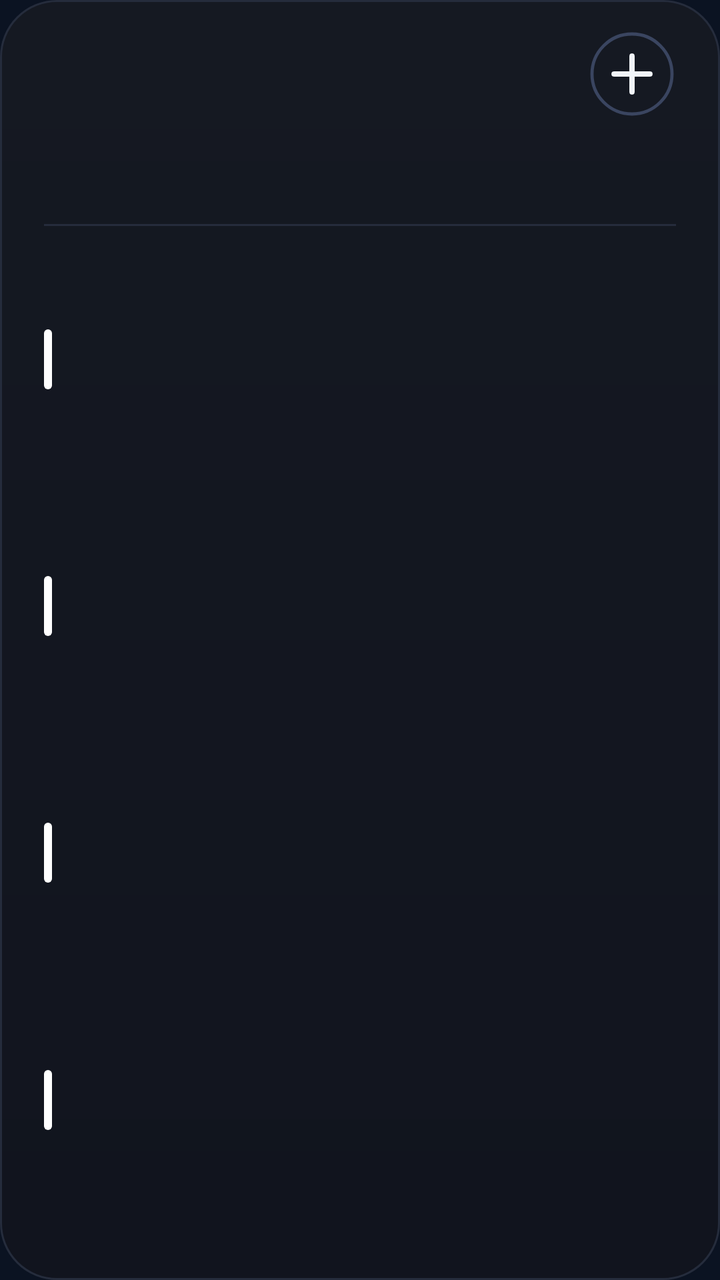
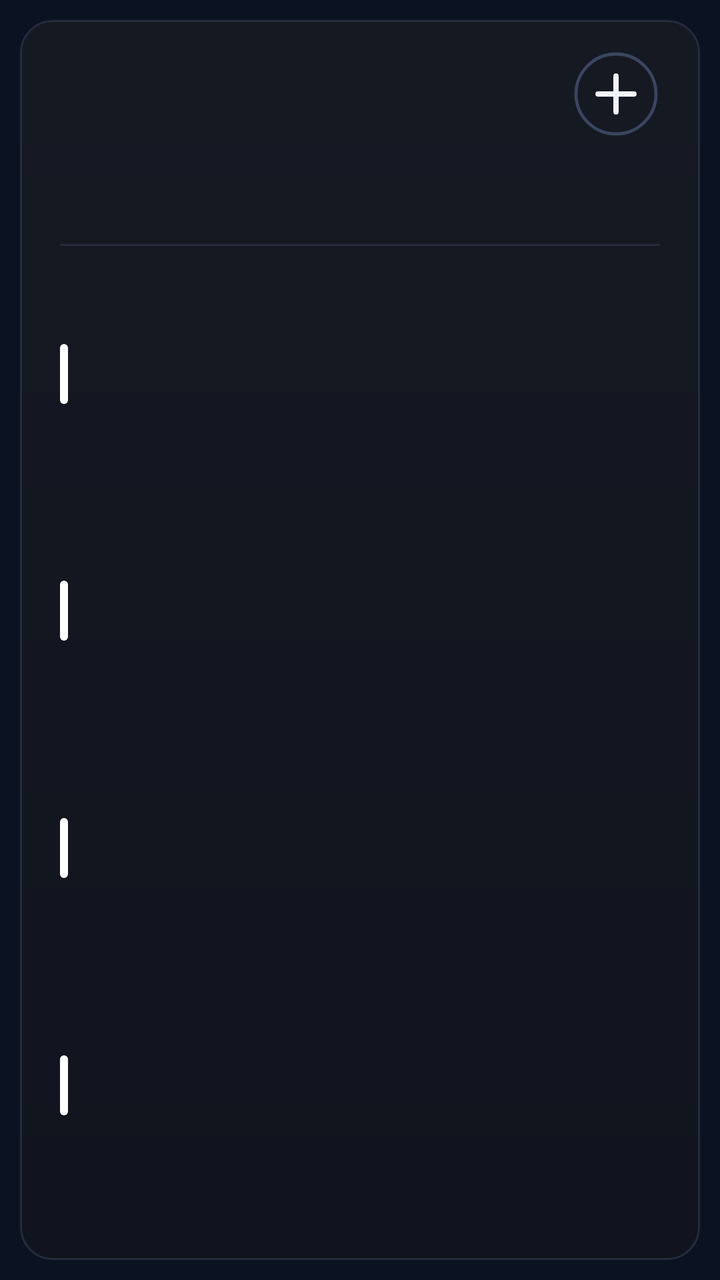

Screens rendered from an Android XML layout before and after an edit, with the pre-edit source and the edit as a unified diff.
<!-- AndroidManifest.xml: application theme AppTheme -->
<!-- res/layout/cal_k4.xml -->
<?xml version="1.0" encoding="utf-8"?>
<FrameLayout xmlns:android="http://schemas.android.com/apk/res/android"
    android:id="@+id/root"
    android:layout_width="match_parent"
    android:layout_height="match_parent"
    android:padding="0dp">

    <LinearLayout
        android:id="@+id/panel"
        android:layout_width="match_parent"
        android:layout_height="match_parent"
        android:background="@drawable/cal_panel"
        android:orientation="vertical"
        android:paddingStart="22dp"
        android:paddingTop="13dp"
        android:paddingEnd="22dp"
        android:paddingBottom="14dp">

        
        <LinearLayout
            android:layout_width="match_parent"
            android:layout_height="48dp"
            android:gravity="center_vertical"
            android:orientation="horizontal">
        <ImageView
            android:id="@+id/cal_day"
            android:layout_width="wrap_content"
            android:layout_height="47dp"
            android:adjustViewBounds="true"
            android:scaleType="fitStart" />

            <LinearLayout
                android:layout_width="0dp"
                android:layout_height="wrap_content"
                android:layout_marginStart="12dp"
                android:layout_weight="1"
                android:orientation="vertical">
                <ImageView
                    android:id="@+id/cal_month"
                    android:layout_width="match_parent"
                    android:layout_height="23dp"
                    android:adjustViewBounds="true"
                    android:scaleType="fitStart" />
                <ImageView
                    android:id="@+id/cal_sub"
                    android:layout_width="match_parent"
                    android:layout_height="16dp"
                    android:adjustViewBounds="true"
                    android:layout_marginTop="2dp"
                    android:scaleType="fitStart" />
            </LinearLayout>

            <ImageView
                android:id="@+id/btn_add"
                android:layout_width="44dp"
                android:layout_height="44dp"
                android:contentDescription="New event"
                android:src="@drawable/ic_cal_add" />
        </LinearLayout>

        
        <LinearLayout
            android:layout_width="match_parent"
            android:layout_height="44dp"
            android:layout_marginTop="2dp"
            android:orientation="horizontal">
            <LinearLayout
                android:layout_width="0dp"
                android:layout_height="match_parent"
                android:layout_weight="1"
                android:gravity="center_horizontal"
                android:orientation="vertical">
                <ImageView
                    android:id="@+id/wk_label_0"
                    android:layout_width="wrap_content"
                    android:layout_height="14dp"
                    android:adjustViewBounds="true"
                    android:scaleType="fitCenter" />
                <ImageView
                    android:id="@+id/wk_num_0"
                    android:layout_width="26dp"
                    android:layout_height="26dp"
                    android:adjustViewBounds="true"
                    android:layout_marginTop="3dp"
                    android:scaleType="fitCenter" />
            </LinearLayout>
            <LinearLayout
                android:layout_width="0dp"
                android:layout_height="match_parent"
                android:layout_weight="1"
                android:gravity="center_horizontal"
                android:orientation="vertical">
                <ImageView
                    android:id="@+id/wk_label_1"
                    android:layout_width="wrap_content"
                    android:layout_height="14dp"
                    android:adjustViewBounds="true"
                    android:scaleType="fitCenter" />
                <ImageView
                    android:id="@+id/wk_num_1"
                    android:layout_width="26dp"
                    android:layout_height="26dp"
                    android:adjustViewBounds="true"
                    android:layout_marginTop="3dp"
                    android:scaleType="fitCenter" />
            </LinearLayout>
            <LinearLayout
                android:layout_width="0dp"
                android:layout_height="match_parent"
                android:layout_weight="1"
                android:gravity="center_horizontal"
                android:orientation="vertical">
                <ImageView
                    android:id="@+id/wk_label_2"
                    android:layout_width="wrap_content"
                    android:layout_height="14dp"
                    android:adjustViewBounds="true"
                    android:scaleType="fitCenter" />
                <ImageView
                    android:id="@+id/wk_num_2"
                    android:layout_width="26dp"
                    android:layout_height="26dp"
                    android:adjustViewBounds="true"
                    android:layout_marginTop="3dp"
                    android:scaleType="fitCenter" />
            </LinearLayout>
            <LinearLayout
                android:layout_width="0dp"
                android:layout_height="match_parent"
                android:layout_weight="1"
                android:gravity="center_horizontal"
                android:orientation="vertical">
                <ImageView
                    android:id="@+id/wk_label_3"
                    android:layout_width="wrap_content"
                    android:layout_height="14dp"
                    android:adjustViewBounds="true"
                    android:scaleType="fitCenter" />
                <ImageView
                    android:id="@+id/wk_num_3"
                    android:layout_width="26dp"
                    android:layout_height="26dp"
                    android:adjustViewBounds="true"
                    android:layout_marginTop="3dp"
                    android:scaleType="fitCenter" />
            </LinearLayout>
            <LinearLayout
                android:layout_width="0dp"
                android:layout_height="match_parent"
                android:layout_weight="1"
                android:gravity="center_horizontal"
                android:orientation="vertical">
                <ImageView
                    android:id="@+id/wk_label_4"
                    android:layout_width="wrap_content"
                    android:layout_height="14dp"
                    android:adjustViewBounds="true"
                    android:scaleType="fitCenter" />
                <ImageView
                    android:id="@+id/wk_num_4"
                    android:layout_width="26dp"
                    android:layout_height="26dp"
                    android:adjustViewBounds="true"
                    android:layout_marginTop="3dp"
                    android:scaleType="fitCenter" />
            </LinearLayout>
            <LinearLayout
                android:layout_width="0dp"
                android:layout_height="match_parent"
                android:layout_weight="1"
                android:gravity="center_horizontal"
                android:orientation="vertical">
                <ImageView
                    android:id="@+id/wk_label_5"
                    android:layout_width="wrap_content"
                    android:layout_height="14dp"
                    android:adjustViewBounds="true"
                    android:scaleType="fitCenter" />
                <ImageView
                    android:id="@+id/wk_num_5"
                    android:layout_width="26dp"
                    android:layout_height="26dp"
                    android:adjustViewBounds="true"
                    android:layout_marginTop="3dp"
                    android:scaleType="fitCenter" />
            </LinearLayout>
            <LinearLayout
                android:layout_width="0dp"
                android:layout_height="match_parent"
                android:layout_weight="1"
                android:gravity="center_horizontal"
                android:orientation="vertical">
                <ImageView
                    android:id="@+id/wk_label_6"
                    android:layout_width="wrap_content"
                    android:layout_height="14dp"
                    android:adjustViewBounds="true"
                    android:scaleType="fitCenter" />
                <ImageView
                    android:id="@+id/wk_num_6"
                    android:layout_width="26dp"
                    android:layout_height="26dp"
                    android:adjustViewBounds="true"
                    android:layout_marginTop="3dp"
                    android:scaleType="fitCenter" />
            </LinearLayout>
        </LinearLayout>

        <ImageView
            android:layout_width="match_parent"
            android:layout_height="1dp"
            android:layout_marginTop="5dp"
            android:layout_marginBottom="5dp"
            android:scaleType="fitXY"
            android:src="@drawable/cal_divider" />

        
        <LinearLayout
            android:layout_width="match_parent"
            android:layout_height="0dp"
            android:layout_weight="1"
            android:orientation="vertical">
        <LinearLayout
            android:id="@+id/cal_row_0"
            android:layout_width="match_parent"
            android:layout_height="0dp"
            android:layout_weight="1"
            android:gravity="center_vertical"
            android:orientation="horizontal">

            <ImageView
                android:id="@+id/cal_bar_0"
                android:layout_width="4dp"
                android:layout_height="30dp"
                android:layout_marginEnd="11dp"
                android:scaleType="fitXY"
                android:src="@drawable/cal_bar" />

            <LinearLayout
                android:layout_width="0dp"
                android:layout_height="wrap_content"
                android:layout_weight="1"
                android:orientation="vertical">

                <LinearLayout
                    android:layout_width="match_parent"
                    android:layout_height="wrap_content"
                    android:orientation="horizontal">
                    <ImageView
                        android:id="@+id/cal_time_0"
                        android:layout_width="wrap_content"
                        android:layout_height="16dp"
                        android:adjustViewBounds="true"
                        android:scaleType="fitStart" />
                    <ImageView
                        android:id="@+id/cal_hint_0"
                        android:layout_width="wrap_content"
                        android:layout_height="16dp"
                        android:adjustViewBounds="true"
                        android:layout_marginStart="9dp"
                        android:scaleType="fitStart" />
                </LinearLayout>
                <ImageView
                    android:id="@+id/cal_title_0"
                    android:layout_width="match_parent"
                    android:layout_height="22dp"
                    android:adjustViewBounds="true"
                    android:layout_marginTop="1dp"
                    android:scaleType="fitStart" />
            </LinearLayout>
        </LinearLayout>
        <LinearLayout
            android:id="@+id/cal_row_1"
            android:layout_width="match_parent"
            android:layout_height="0dp"
            android:layout_weight="1"
            android:gravity="center_vertical"
            android:orientation="horizontal">

            <ImageView
                android:id="@+id/cal_bar_1"
                android:layout_width="4dp"
                android:layout_height="30dp"
                android:layout_marginEnd="11dp"
                android:scaleType="fitXY"
                android:src="@drawable/cal_bar" />

            <LinearLayout
                android:layout_width="0dp"
                android:layout_height="wrap_content"
                android:layout_weight="1"
                android:orientation="vertical">

                <LinearLayout
                    android:layout_width="match_parent"
                    android:layout_height="wrap_content"
                    android:orientation="horizontal">
                    <ImageView
                        android:id="@+id/cal_time_1"
                        android:layout_width="wrap_content"
                        android:layout_height="16dp"
                        android:adjustViewBounds="true"
                        android:scaleType="fitStart" />
                    <ImageView
                        android:id="@+id/cal_hint_1"
                        android:layout_width="wrap_content"
                        android:layout_height="16dp"
                        android:adjustViewBounds="true"
                        android:layout_marginStart="9dp"
                        android:scaleType="fitStart" />
                </LinearLayout>
                <ImageView
                    android:id="@+id/cal_title_1"
                    android:layout_width="match_parent"
                    android:layout_height="22dp"
                    android:adjustViewBounds="true"
                    android:layout_marginTop="1dp"
                    android:scaleType="fitStart" />
            </LinearLayout>
        </LinearLayout>
        <LinearLayout
            android:id="@+id/cal_row_2"
            android:layout_width="match_parent"
            android:layout_height="0dp"
            android:layout_weight="1"
            android:gravity="center_vertical"
            android:orientation="horizontal">

            <ImageView
                android:id="@+id/cal_bar_2"
                android:layout_width="4dp"
                android:layout_height="30dp"
                android:layout_marginEnd="11dp"
                android:scaleType="fitXY"
                android:src="@drawable/cal_bar" />

            <LinearLayout
                android:layout_width="0dp"
                android:layout_height="wrap_content"
                android:layout_weight="1"
                android:orientation="vertical">

                <LinearLayout
                    android:layout_width="match_parent"
                    android:layout_height="wrap_content"
                    android:orientation="horizontal">
                    <ImageView
                        android:id="@+id/cal_time_2"
                        android:layout_width="wrap_content"
                        android:layout_height="16dp"
                        android:adjustViewBounds="true"
                        android:scaleType="fitStart" />
                    <ImageView
                        android:id="@+id/cal_hint_2"
                        android:layout_width="wrap_content"
                        android:layout_height="16dp"
                        android:adjustViewBounds="true"
                        android:layout_marginStart="9dp"
                        android:scaleType="fitStart" />
                </LinearLayout>
                <ImageView
                    android:id="@+id/cal_title_2"
                    android:layout_width="match_parent"
                    android:layout_height="22dp"
                    android:adjustViewBounds="true"
                    android:layout_marginTop="1dp"
                    android:scaleType="fitStart" />
            </LinearLayout>
        </LinearLayout>
        <LinearLayout
            android:id="@+id/cal_row_3"
            android:layout_width="match_parent"
            android:layout_height="0dp"
            android:layout_weight="1"
            android:gravity="center_vertical"
            android:orientation="horizontal">

            <ImageView
                android:id="@+id/cal_bar_3"
                android:layout_width="4dp"
                android:layout_height="30dp"
                android:layout_marginEnd="11dp"
                android:scaleType="fitXY"
                android:src="@drawable/cal_bar" />

            <LinearLayout
                android:layout_width="0dp"
                android:layout_height="wrap_content"
                android:layout_weight="1"
                android:orientation="vertical">

                <LinearLayout
                    android:layout_width="match_parent"
                    android:layout_height="wrap_content"
                    android:orientation="horizontal">
                    <ImageView
                        android:id="@+id/cal_time_3"
                        android:layout_width="wrap_content"
                        android:layout_height="16dp"
                        android:adjustViewBounds="true"
                        android:scaleType="fitStart" />
                    <ImageView
                        android:id="@+id/cal_hint_3"
                        android:layout_width="wrap_content"
                        android:layout_height="16dp"
                        android:adjustViewBounds="true"
                        android:layout_marginStart="9dp"
                        android:scaleType="fitStart" />
                </LinearLayout>
                <ImageView
                    android:id="@+id/cal_title_3"
                    android:layout_width="match_parent"
                    android:layout_height="22dp"
                    android:adjustViewBounds="true"
                    android:layout_marginTop="1dp"
                    android:scaleType="fitStart" />
            </LinearLayout>
        </LinearLayout>
        </LinearLayout>
        <ImageView
            android:id="@+id/cal_more"
            android:layout_width="match_parent"
            android:layout_height="14dp"
            android:adjustViewBounds="true"
            android:scaleType="fitEnd" />
    </LinearLayout>
</FrameLayout>
<!-- resources referenced by this layout -->
<resources>
  <!-- drawable cal_bar (drawable) -->
  <?xml version="1.0" encoding="utf-8"?>
  <shape xmlns:android="http://schemas.android.com/apk/res/android" android:shape="rectangle">
      <solid android:color="#FFFFFFFF" />
      <corners android:radius="2dp" />
  </shape>
  <!-- drawable cal_divider (drawable) -->
  <?xml version="1.0" encoding="utf-8"?>
  <shape xmlns:android="http://schemas.android.com/apk/res/android" android:shape="rectangle">
      <solid android:color="#FF252C3C" />
  </shape>
  <!-- drawable cal_panel (drawable) -->
  <?xml version="1.0" encoding="utf-8"?>
  <shape xmlns:android="http://schemas.android.com/apk/res/android" android:shape="rectangle">
      <gradient android:angle="270" android:startColor="#FF151922" android:endColor="#FF11141E" />
      <stroke android:width="1dp" android:color="#FF252C3C" />
      <corners android:radius="@dimen/widget_radius" />
  </shape>
  <!-- drawable ic_cal_add (drawable) -->
  <?xml version="1.0" encoding="utf-8"?>
  <vector xmlns:android="http://schemas.android.com/apk/res/android"
      android:width="44dp"
      android:height="44dp"
      android:viewportWidth="44"
      android:viewportHeight="44">
      <path
          android:pathData="M22,22m-20,0a20,20 0,1 1,40 0a20,20 0,1 1,-40 0"
          android:strokeColor="#FF3A4560"
          android:strokeWidth="1.6" />
      <path
          android:pathData="M13,22L31,22M22,13L22,31"
          android:strokeColor="#FFF1F5F9"
          android:strokeLineCap="round"
          android:strokeWidth="2.6" />
  </vector>
  <style name="AppTheme" parent="@android:style/Theme.DeviceDefault.NoActionBar">
          <item name="android:colorAccent">#DF8B35</item>
          <item name="android:colorControlActivated">#DF8B35</item>
          <item name="android:windowBackground">#0B1322</item>
          <item name="android:statusBarColor">#0E111A</item>
          <item name="android:navigationBarColor">#0B1322</item>
          <item name="android:textColorHint">#718096</item>
      </style>
  <dimen name="widget_radius">20dp</dimen>
</resources>

<!-- the commit's change to res/layout/cal_k4.xml (unified diff, before → after) -->
@@ -3,7 +3,7 @@
     android:id="@+id/root"
     android:layout_width="match_parent"
     android:layout_height="match_parent"
-    android:padding="0dp">
+    android:padding="10dp">
 
     <LinearLayout
         android:id="@+id/panel"
@@ -11,9 +11,9 @@
         android:layout_height="match_parent"
         android:background="@drawable/cal_panel"
         android:orientation="vertical"
-        android:paddingStart="22dp"
+        android:paddingStart="20dp"
         android:paddingTop="13dp"
-        android:paddingEnd="22dp"
+        android:paddingEnd="20dp"
         android:paddingBottom="14dp">
 
         
<!-- resource entries referenced after the edit -->
@@ -43,6 +43,6 @@
           <item name="android:navigationBarColor">#0B1322</item>
           <item name="android:textColorHint">#718096</item>
       </style>
-  <dimen name="widget_radius">20dp</dimen>
+  <dimen name="widget_radius">16dp</dimen>
 </resources>
 
